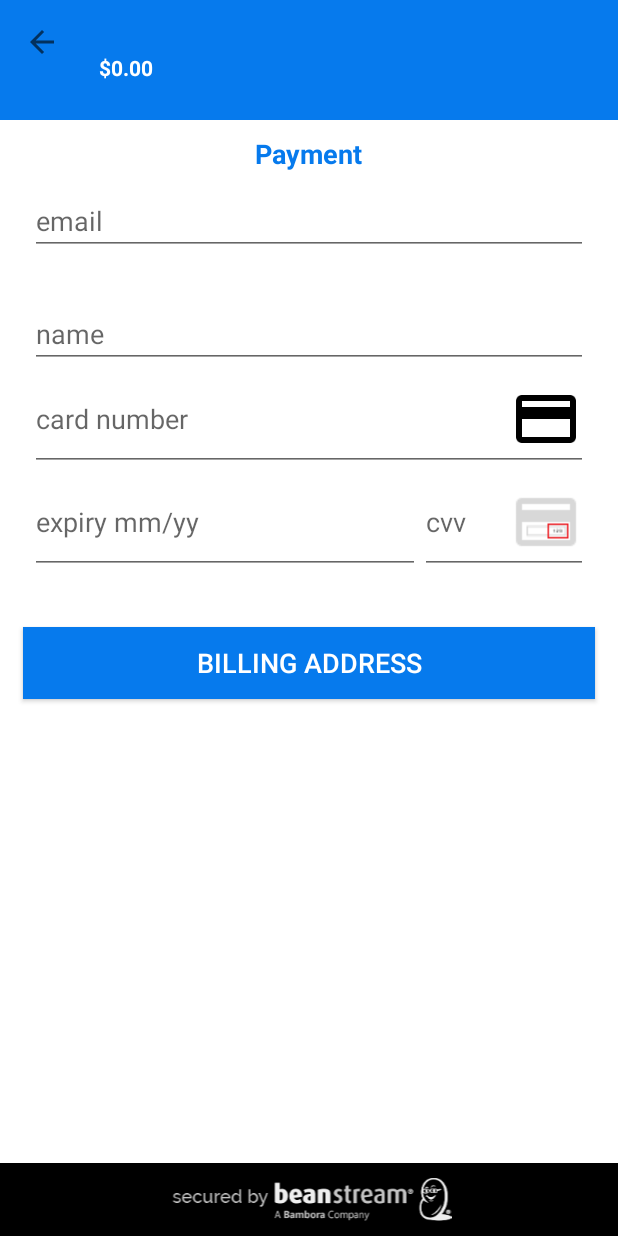
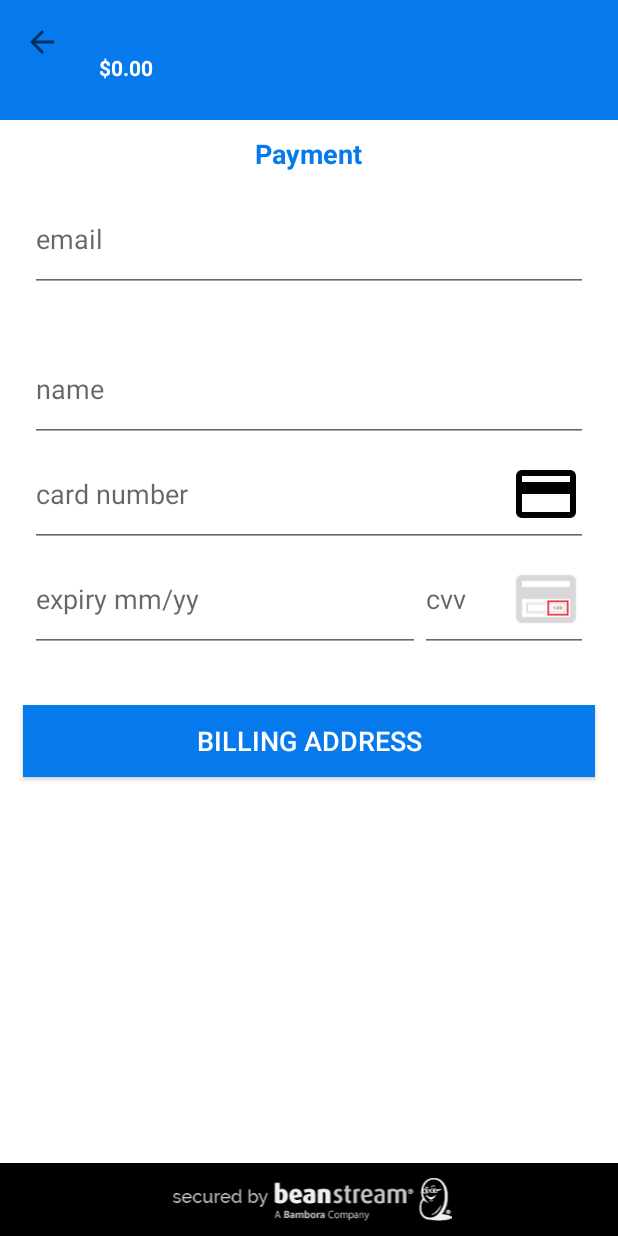
Before and after one commit to bambora/na-android-checkout, an Android app: the fragment PaymentFragment placed in its activity, on a phone screen of 412 x 824 dp. Run offline under Robolectric (Android 15) with nearby library versions, the phone set to English and light mode, and no system bars.

Commit message:
MDA-649 Fix EditText height so error to image does not adjust line height

```diff
--- a/payform/src/main/res/layout/fragment_address.xml
+++ b/payform/src/main/res/layout/fragment_address.xml
@@ -7,7 +7,7 @@
     android:layout_width="match_parent"
     android:layout_height="match_parent"
     android:padding="@dimen/header_padding"
-    tools:context="com.beanstream.payform.fragments.AddressFragment" >
+    tools:context="com.beanstream.payform.fragments.AddressFragment">
 
     <!--Title-->
     <TextView
@@ -28,6 +28,7 @@
 
             <EditText
                 android:id="@+id/address_name"
+                style="@style/EditText"
                 android:layout_span="2"
                 android:hint="@string/address_hint_name"
                 android:inputType="textPersonName|textNoSuggestions" />
@@ -37,6 +38,7 @@
 
             <EditText
                 android:id="@+id/address_street"
+                style="@style/EditText"
                 android:layout_span="2"
                 android:hint="@string/address_hint_street"
                 android:inputType="textPostalAddress|textCapWords" />
@@ -46,6 +48,7 @@
 
             <EditText
                 android:id="@+id/address_postal"
+                style="@style/EditText"
                 android:layout_width="0dp"
                 android:layout_weight=".4"
                 android:digits="ABCDEFGHIJKLMNOPQRSTUVWXYZ0123456789"
@@ -56,6 +59,7 @@
 
             <EditText
                 android:id="@+id/address_city"
+                style="@style/EditText"
                 android:layout_width="0dp"
                 android:layout_weight=".6"
                 android:hint="@string/address_hint_city"
@@ -67,6 +71,7 @@
 
             <EditText
                 android:id="@+id/address_province"
+                style="@style/EditText"
                 android:layout_width="0dp"
                 android:layout_weight=".4"
                 android:hint="@string/address_hint_province"
@@ -75,6 +80,7 @@
 
             <EditText
                 android:id="@+id/address_country"
+                style="@style/EditText"
                 android:layout_width="0dp"
                 android:layout_weight=".6"
                 android:hint="@string/address_hint_country"
--- a/payform/src/main/res/layout/fragment_payment.xml
+++ b/payform/src/main/res/layout/fragment_payment.xml
@@ -32,6 +32,7 @@
 
             <EditText
                 android:id="@+id/pay_email"
+                style="@style/EditText"
                 android:layout_span="2"
                 android:hint="@string/pay_hint_email"
                 android:inputType="textEmailAddress" />
@@ -41,6 +42,7 @@
 
             <EditText
                 android:id="@+id/pay_name"
+                style="@style/EditText"
                 android:layout_span="2"
                 android:hint="@string/pay_hint_name"
                 android:inputType="textPersonName" />
@@ -50,21 +52,23 @@
 
             <EditText
                 android:id="@+id/pay_card_number"
+                style="@style/EditText"
                 android:layout_span="2"
                 android:digits="0123456789 "
                 android:drawableEnd="@drawable/ic_credit_card_black"
                 android:hint="@string/pay_hint_card_number"
                 android:inputType="number"
+                android:minHeight="10dp"
                 android:nextFocusDown="@+id/pay_expiry"
                 android:singleLine="true" />
         </TableRow>
 
-        <TableRow android:layout_height="wrap_content">
+        <TableRow>
 
             <EditText
                 android:id="@+id/pay_expiry"
+                style="@style/EditText"
                 android:layout_width="0dp"
-                android:layout_height="match_parent"
                 android:layout_weight=".7"
                 android:hint="@string/pay_hint_expiry"
                 android:inputType="number"
@@ -74,6 +78,7 @@
 
             <EditText
                 android:id="@+id/pay_cvv"
+                style="@style/EditText"
                 android:layout_width="0dp"
                 android:layout_weight=".3"
                 android:drawableEnd="@drawable/cvc_hint_color"
--- a/payform/src/main/res/layout/fragment_processing.xml
+++ b/payform/src/main/res/layout/fragment_processing.xml
@@ -10,7 +10,6 @@
     android:layout_gravity="center"
     tools:context="com.beanstream.payform.fragments.ProcessingFragment">
 
-    <!--message-->
     <TextView
         android:id="@+id/processing_text"
         style="@style/ProcessingText"
--- a/payform/src/main/res/values/dimens.xml
+++ b/payform/src/main/res/values/dimens.xml
@@ -22,6 +22,8 @@
 
     <dimen name="checkbox_margin">5dp</dimen>
 
+    <dimen name="edittext_height">70dp</dimen>
+
     <dimen name="header_padding">10dp</dimen>
     <dimen name="header_padding_logo">10dp</dimen>
 
--- a/payform/src/main/res/values/styles.xml
+++ b/payform/src/main/res/values/styles.xml
@@ -49,6 +49,11 @@
 
     <style name="MessageText" parent="@style/MediumText"/>
 
+    <style name="EditText">
+        <item name="android:layout_height">@dimen/edittext_height</item>
+        <item name="android:textColor">@android:color/holo_red_dark</item>
+    </style>
+
     <style name="ErrorText" parent="@style/MediumText">
         <item name="android:textColor">@color/bicErrorText</item>
     </style>
```
